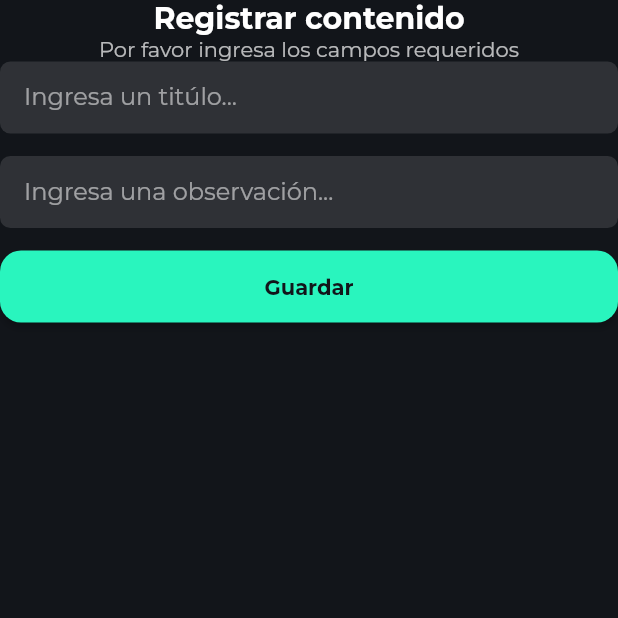
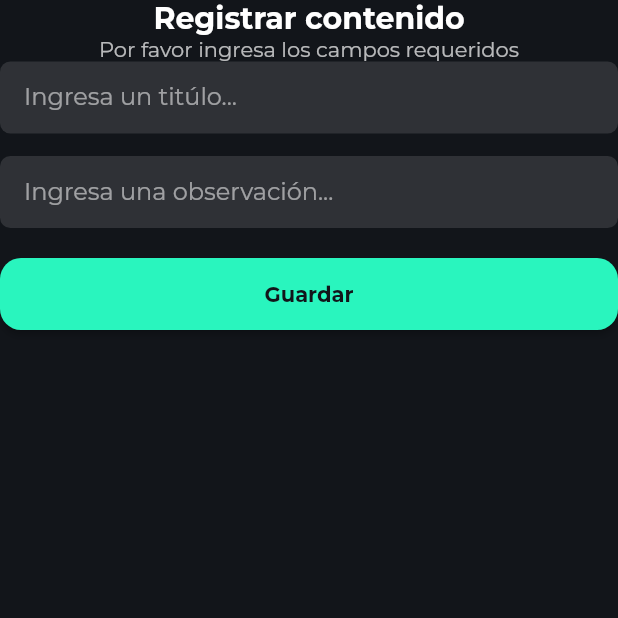
Before and after one commit to YerikAH/read-and-save-qr, a Flutter app: the RegisterScreen screen opened directly, on a phone screen of 412 x 824 dp, the top half of it. Run offline on Flutter 3.47's test engine with Material 2 defaults, Android fonts, the phone set to English and light mode, and no system bars; our stand-ins replace google_fonts; missing offline and left inert: qr_code_scanner.

Commit message:
Dev: update project

```diff
--- a/lib/screens/register_screen.dart
+++ b/lib/screens/register_screen.dart
@@ -31,7 +31,7 @@ class RegisterScreen extends StatelessWidget {
           CommonTextFielWidget(hintText: "Ingresa un titúlo...",),
           const SizedBox(height: 15.0,),
           CommonTextFielWidget(hintText: "Ingresa una observación...",),
-          const SizedBox(height: 15.0,),
+          const SizedBox(height: 20.0,),
           CommonButtonWidget(onPressed: (){}, text: "Guardar",)
         ],
         )
--- a/lib/screens/scanner_screen.dart
+++ b/lib/screens/scanner_screen.dart
@@ -105,9 +105,7 @@ class _ScannerScreenState extends State<ScannerScreen> {
                   ),
                   const SizedBox(height:18.0),
                   CommonButtonWidget(
-                    onPressed: urlData.isNotEmpty ? (){
-                      Navigator.push(context, MaterialPageRoute(builder: (context)=>RegisterScreen()));
-                    }:null,
+                    onPressed: !urlData.isNotEmpty ? () => Navigator.push(context, MaterialPageRoute(builder: (context)=>RegisterScreen())):null,
                     text: "Registrar",
                   )
                 ],
```
